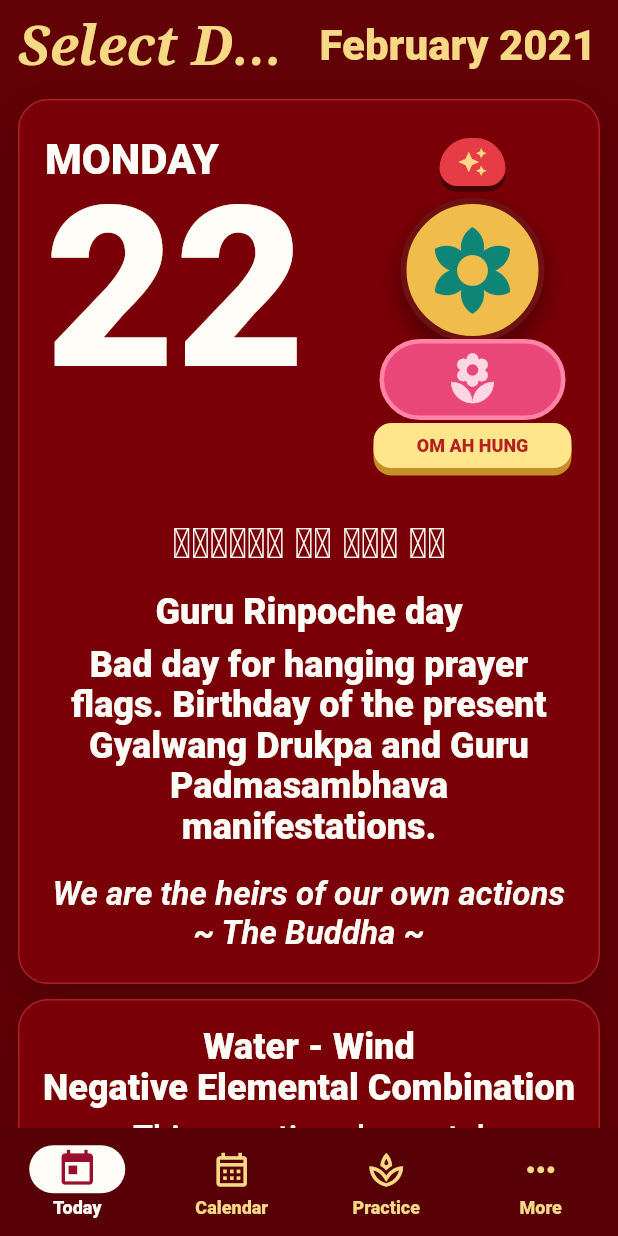
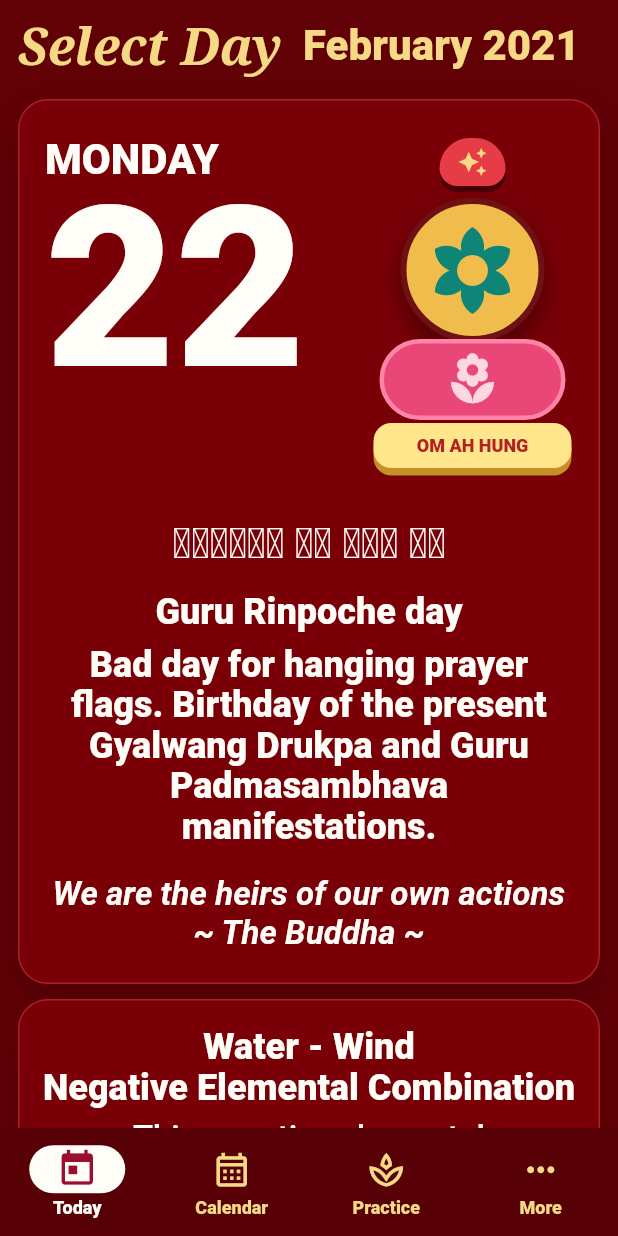
Before and after one commit to tuyenlq2007/calendarapp, a Flutter app: the screen it shows after launch, on a phone screen of 412 x 824 dp. Run offline on Flutter 3.47's test engine with Material 3 defaults, Android fonts, the phone set to English and light mode, and no system bars; our stand-ins replace shared_preferences, supabase_flutter; accounts and stored records are empty.

Commit message:
fix: keep home header labels visible

```diff
--- a/apps/mobile/lib/features/today/presentation/today_screen.dart
+++ b/apps/mobile/lib/features/today/presentation/today_screen.dart
@@ -47,17 +47,17 @@ class _TopHeader extends StatelessWidget {
 
   @override
   Widget build(BuildContext context) {
-    final textScaler = MediaQuery.textScalerOf(context);
-    final compact = textScaler.scale(1) > 1.4;
-
     return Row(
       crossAxisAlignment: CrossAxisAlignment.end,
       children: [
         Expanded(
+          flex: 8,
+          child: FittedBox(
+            fit: BoxFit.scaleDown,
+            alignment: Alignment.centerLeft,
             child: Text(
               'Select Day',
-            maxLines: compact ? 2 : 1,
-            overflow: TextOverflow.ellipsis,
+              maxLines: 1,
               style: Theme.of(context).textTheme.displaySmall?.copyWith(
                 color: _gold,
                 fontFamily: 'serif',
@@ -68,17 +68,22 @@ class _TopHeader extends StatelessWidget {
               ),
             ),
           ),
+        ),
         const SizedBox(width: 14),
         Flexible(
+          flex: 9,
+          child: FittedBox(
+            fit: BoxFit.scaleDown,
+            alignment: Alignment.centerRight,
             child: Text(
               monthTitle,
-            maxLines: compact ? 2 : 1,
-            overflow: TextOverflow.ellipsis,
+              maxLines: 1,
               textAlign: TextAlign.end,
               style: Theme.of(context).textTheme.headlineMedium?.copyWith(
                 color: _gold,
                 fontWeight: FontWeight.w800,
                 letterSpacing: 0,
+              ),
             ),
           ),
         ),
```
Lines whose indentation alone changed are shown as unchanged.
